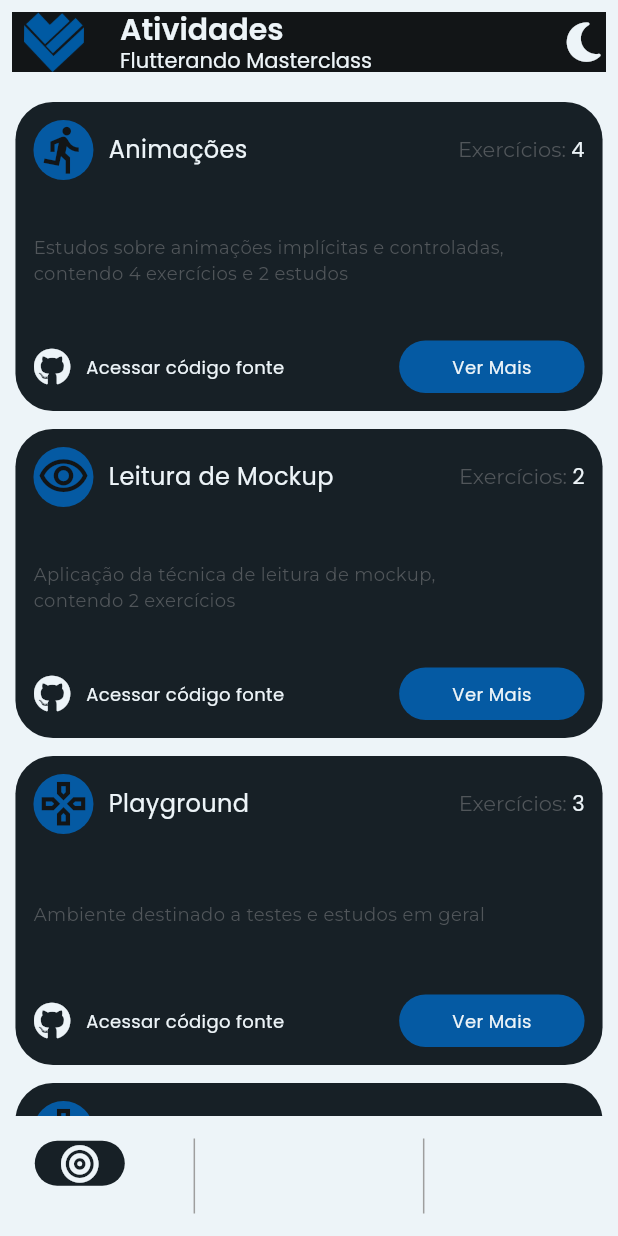
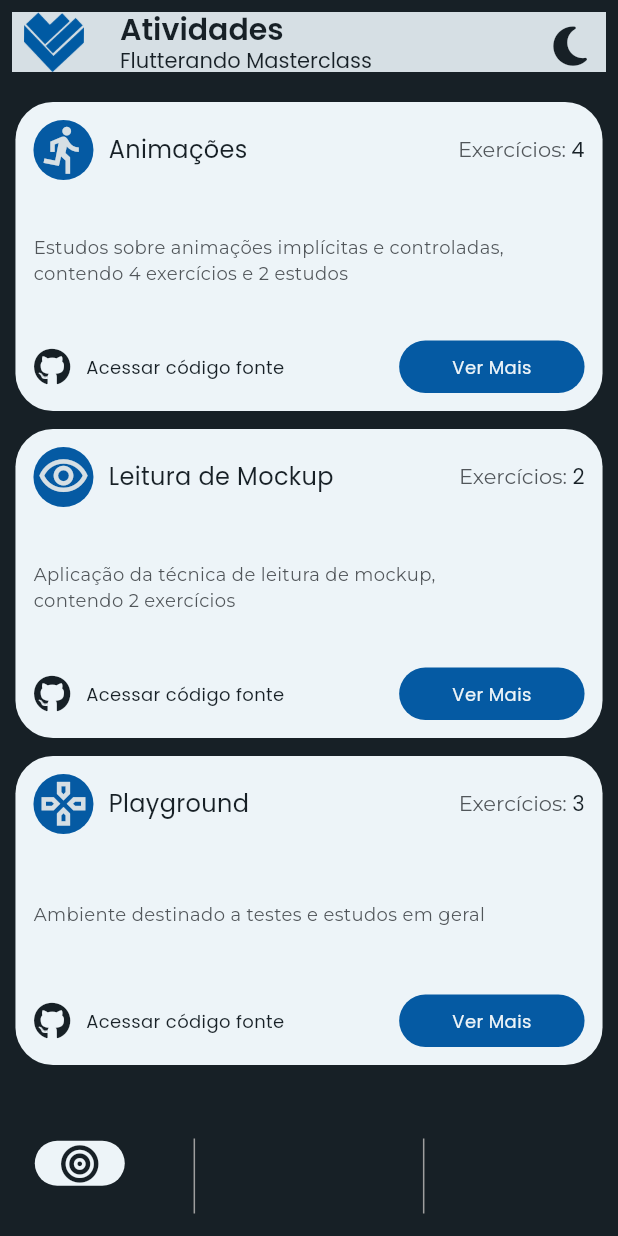
Before and after one commit to zanelladev/masterclass_flutterando_app, a Flutter app: the screen it shows after launch, on a phone screen of 412 x 824 dp. Run offline on Flutter 3.47's test engine with Material 2 defaults, Android fonts, the phone set to English and light mode, and no system bars; our stand-ins replace flutter_modular, font_awesome_flutter, google_fonts.

Commit message:
feat: add theme switcher function

```diff
--- a/app/lib/src/app_widget.dart
+++ b/app/lib/src/app_widget.dart
@@ -8,6 +8,9 @@ class AppWidget extends StatefulWidget {
 
   @override
   State<AppWidget> createState() => _AppWidgetState();
+
+  static _AppWidgetState? of(BuildContext context) =>
+      context.findAncestorStateOfType<_AppWidgetState>();
 }
 
 class _AppWidgetState extends State<AppWidget> {
@@ -17,13 +20,25 @@ class _AppWidgetState extends State<AppWidget> {
     AppSystemChromeSettings.setSystemUIMode();
   }
 
+  ThemeMode _themeMode = ThemeMode.light;
+  void changeTheme() {
+    setState(() {
+      if (_themeMode == ThemeMode.light) {
+        _themeMode = ThemeMode.dark;
+      } else {
+        _themeMode = ThemeMode.light;
+      }
+    });
+  }
+
   @override
   Widget build(BuildContext context) {
     return AnnotatedRegion<SystemUiOverlayStyle>(
       value: AppSystemChromeSettings.dark,
       child: MaterialApp.router(
         title: 'Flutterando Masterclass',
-        theme: AppTheme.dark,
+        themeMode: _themeMode,
+        theme: AppTheme.light,
         darkTheme: AppTheme.dark,
         debugShowCheckedModeBanner: false,
         routeInformationParser: Modular.routeInformationParser,
--- a/app/lib/src/models/activities_card_models.dart
+++ b/app/lib/src/models/activities_card_models.dart
@@ -39,12 +39,5 @@ class ActivitiesCardModel {
           exercisesCount: 3,
           icon: Icons.gamepad_outlined,
         ),
-        ActivitiesCardModel(
-          id: 3,
-          title: 'Playground',
-          description: 'Ambiente destinado a testes e estudos em geral',
-          exercisesCount: 3,
-          icon: Icons.gamepad_outlined,
-        ),
       ];
 }
--- a/app/pubspec.yaml
+++ b/app/pubspec.yaml
@@ -18,6 +18,7 @@ dependencies:
     path: ../design_system
 
   cupertino_icons: ^1.0.2
+  shared_preferences: ^2.2.0
 
 dev_dependencies:
   flutter_test:
--- a/design_system/lib/src/widgets/app_bar/app_bar.dart
+++ b/design_system/lib/src/widgets/app_bar/app_bar.dart
@@ -1,6 +1,7 @@
 import 'package:flutter/material.dart';
 import 'package:font_awesome_flutter/font_awesome_flutter.dart';
 import '../../../design_system.dart';
+import 'package:masterclass_app/src/app_widget.dart';
 
 class CustomAppBar extends StatelessWidget implements PreferredSizeWidget {
   final String title;
@@ -56,9 +57,11 @@ class CustomAppBar extends StatelessWidget implements PreferredSizeWidget {
           ],
         ),
         actions: [
-          InkWell(
-            onTap: () {},
-            child: Icon(
+          IconButton(
+            onPressed: () {
+              AppWidget.of(context)!.changeTheme();
+            },
+            icon: Icon(
               FontAwesomeIcons.solidMoon,
               color: theme.colorScheme.onSecondary,
               size: 30,
--- a/design_system/lib/src/widgets/exercises_card/exercises_card.dart
+++ b/design_system/lib/src/widgets/exercises_card/exercises_card.dart
@@ -10,7 +10,6 @@ class ExercisesCard extends StatelessWidget {
   Widget build(BuildContext context) {
     final theme = Theme.of(context);
     final textStyles = theme.extension<AppTextStylesExtension>()!;
-    final deviceInfo = MediaQuery.of(context);
     return Container(
       height: 60,
       decoration: BoxDecoration(
@@ -18,7 +17,7 @@ class ExercisesCard extends StatelessWidget {
         borderRadius: BorderRadius.circular(25),
       ),
       child: Padding(
-        padding: EdgeInsets.symmetric(horizontal: 14),
+        padding: const EdgeInsets.symmetric(horizontal: 14),
         child: Row(
           mainAxisAlignment: MainAxisAlignment.spaceBetween,
           children: [
--- a/design_system/pubspec.yaml
+++ b/design_system/pubspec.yaml
@@ -12,6 +12,8 @@ dependencies:
   flutter:
     sdk: flutter
 
+  masterclass_app:
+    path: ../app
 
   font_awesome_flutter: ^10.5.0
 
```
Also changed, not shown: app/pubspec.lock, 2 other files.
